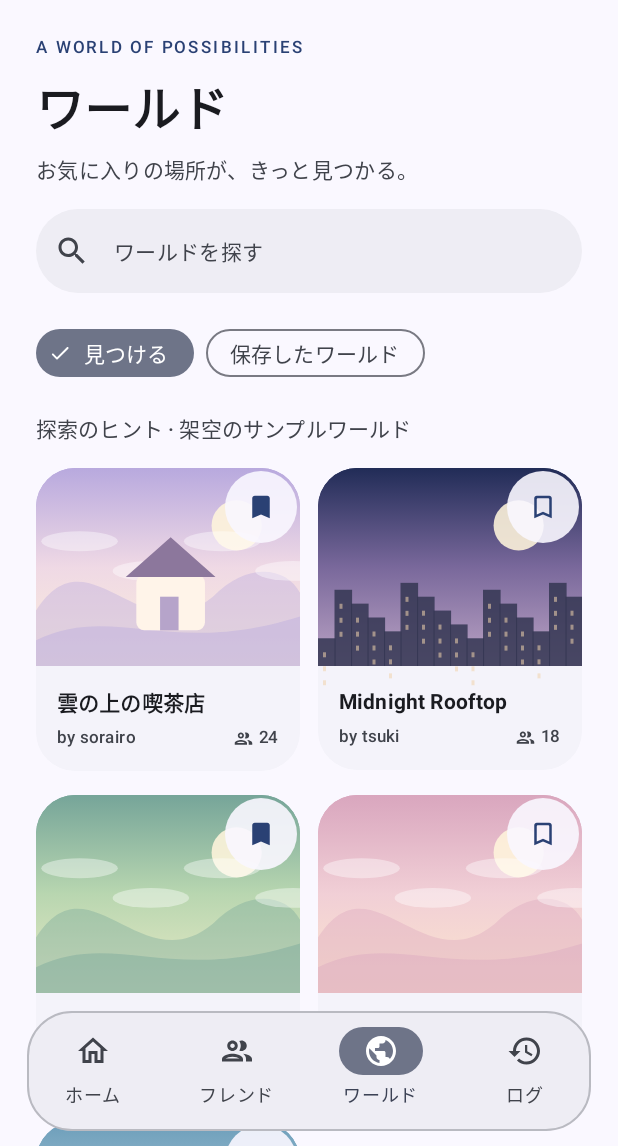
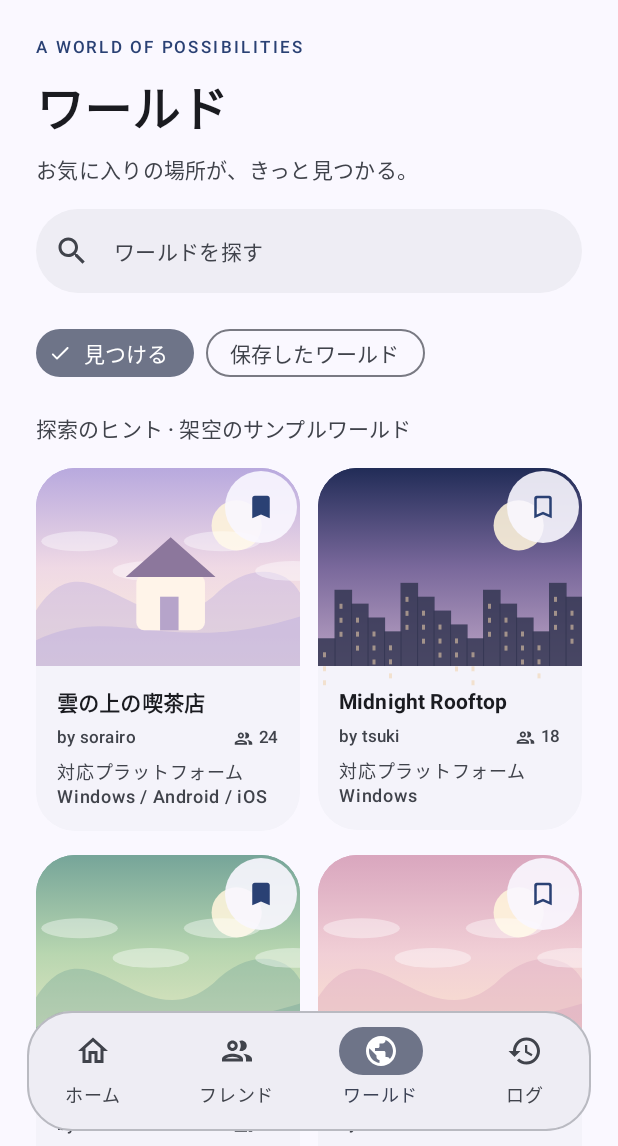
Before and after one commit to yamato3010/Orbit, an Android app built with Jetpack Compose: the screen it shows after launch (MainActivity), item 3 of the bottom bar chosen, on a phone screen of 412 x 824 dp, the part 90-1236 px from its top. Run offline under Robolectric (Android 15) with nearby library versions, the phone set to English and light mode, and no system bars; our stand-ins replace Material 3 Expressive styles (plain Material 3 is drawn); pictures from the network do not load.

Commit message:
feat(worlds): 対応プラットフォームを表示する

```diff
--- a/app/src/main/java/com/yamato3010/vrchattools/data/DemoData.kt
+++ b/app/src/main/java/com/yamato3010/vrchattools/data/DemoData.kt
@@ -2,11 +2,11 @@ package com.yamato3010.vrchattools.data
 
 object DemoData {
     val worlds = listOf(
-        World("demo-world-1", "雲の上の喫茶店", "sorairo", 24, 40, description = "雲の海に浮かぶ、小さな喫茶店。あたたかいコーヒーと、ゆっくり流れる時間を。", palette = 0),
-        World("demo-world-2", "Midnight Rooftop", "tsuki", 18, 32, description = "街の灯りを見下ろしながら、夜更かしを。静かな音楽が流れる屋上ラウンジ。", palette = 1),
-        World("demo-world-3", "こもれびの庭", "komorebi", 36, 60, description = "木漏れ日が揺れる、緑いっぱいの庭。お散歩にも、友達とのおしゃべりにも。", palette = 2),
-        World("demo-world-4", "Sakura no Oto", "haru", 12, 32, description = "春の音を聴きにいこう。満開の桜と、水辺の小さな駅。", palette = 3),
-        World("demo-world-5", "Blue Hour", "aoi", 8, 24, description = "夜が始まる、その少し前。波の音と青い空に包まれる海辺。", palette = 4)
+        World("demo-world-1", "雲の上の喫茶店", "sorairo", 24, 40, description = "雲の海に浮かぶ、小さな喫茶店。あたたかいコーヒーと、ゆっくり流れる時間を。", palette = 0, platforms = WorldPlatform.entries),
+        World("demo-world-2", "Midnight Rooftop", "tsuki", 18, 32, description = "街の灯りを見下ろしながら、夜更かしを。静かな音楽が流れる屋上ラウンジ。", palette = 1, platforms = listOf(WorldPlatform.Windows)),
+        World("demo-world-3", "こもれびの庭", "komorebi", 36, 60, description = "木漏れ日が揺れる、緑いっぱいの庭。お散歩にも、友達とのおしゃべりにも。", palette = 2, platforms = listOf(WorldPlatform.Windows, WorldPlatform.Android)),
+        World("demo-world-4", "Sakura no Oto", "haru", 12, 32, description = "春の音を聴きにいこう。満開の桜と、水辺の小さな駅。", palette = 3, platforms = WorldPlatform.entries),
+        World("demo-world-5", "Blue Hour", "aoi", 8, 24, description = "夜が始まる、その少し前。波の音と青い空に包まれる海辺。", palette = 4, platforms = listOf(WorldPlatform.Windows))
     )
     val friends = listOf(
         Friend("demo-1", "こはる", Presence.JoinMe, "demo-world-1:123", "雲の上の喫茶店", bio = "まったりお話ししよ〜", platform = "PC", trustRank = TrustRank.Trusted, pronouns = "she/her"),
--- a/app/src/main/java/com/yamato3010/vrchattools/data/Models.kt
+++ b/app/src/main/java/com/yamato3010/vrchattools/data/Models.kt
@@ -28,9 +28,15 @@ data class Friend(val id: String, val name: String, val status: Presence, val lo
         else -> "現在地を確認できません"
     }
 }
+enum class WorldPlatform(val apiName: String, val label: String) {
+    Windows("standalonewindows", "Windows"),
+    Android("android", "Android"),
+    Ios("ios", "iOS")
+}
+
 data class World(val id: String, val name: String, val author: String, val occupants: Int,
     val capacity: Int = 32, val image: String = "", val description: String = "", val palette: Int = 0,
-    val imageFallbacks: List<String> = emptyList()) {
+    val imageFallbacks: List<String> = emptyList(), val platforms: List<WorldPlatform> = emptyList()) {
     val imageUrls: List<String> get() = imageUrls(image, *imageFallbacks.toTypedArray())
 }
 data class ActivityEntry(val id: String, val name: String, val text: String, val time: Long,
@@ -60,9 +66,14 @@ internal fun JSONObject.toFriend(limited: Boolean = false): Friend {
 }
 internal fun JSONObject.toWorld(): World {
     val images = imageUrls(optString("thumbnailImageUrl"), optString("imageUrl"))
+    val packages = optJSONArray("unityPackages")
+    val platformNames = (0 until (packages?.length() ?: 0)).mapNotNull { index ->
+        packages?.optJSONObject(index)?.optString("platform")?.trim()?.lowercase()
+    }.toSet()
+    val platforms = WorldPlatform.entries.filter { it.apiName in platformNames }
     return World(optString("id"), optString("name"), optString("authorName"),
         optInt("occupants"), optInt("capacity", 32), images.firstOrNull().orEmpty(),
-        optString("description"), imageFallbacks = images.drop(1))
+        optString("description"), imageFallbacks = images.drop(1), platforms = platforms)
 }
 
 internal val profileImageFields = listOf("userIcon", "iconUrl", "profilePicOverride", "currentAvatarThumbnailImageUrl", "currentAvatarImageUrl")
--- a/app/src/main/java/com/yamato3010/vrchattools/data/OrbitViewModel.kt
+++ b/app/src/main/java/com/yamato3010/vrchattools/data/OrbitViewModel.kt
@@ -311,13 +311,15 @@ class OrbitViewModel(application: Application) : AndroidViewModel(application) {
         prefs.edit().putStringSet("friends_$accountId", savedFriends).apply()
     }
     fun toggleWorld(world: World) {
-        worldCache[world.id] = world
+        val platforms = world.platforms.ifEmpty { worldCache[world.id]?.platforms.orEmpty() }
+        worldCache[world.id] = world.copy(platforms = platforms)
         savedWorlds = if (world.id in savedWorlds) savedWorlds - world.id else savedWorlds + world.id
         prefs.edit().putStringSet("worlds_$accountId", savedWorlds).apply()
         prefs.edit().putString("world_cache_$accountId", JSONArray(worldCache.values.map { w ->
             JSONObject().put("id", w.id).put("name", w.name).put("authorName", w.author).put("occupants", w.occupants)
                 .put("capacity", w.capacity).put("thumbnailImageUrl", w.image)
                 .put("imageUrl", w.imageFallbacks.firstOrNull().orEmpty()).put("description", w.description)
+                .put("unityPackages", JSONArray(w.platforms.map { JSONObject().put("platform", it.apiName) }))
         }).toString()).apply()
     }
     fun bookmarkedWorlds() = (worlds + worldCache.values).distinctBy { it.id }.filter { it.id in savedWorlds }
--- a/app/src/main/java/com/yamato3010/vrchattools/ui/Components.kt
+++ b/app/src/main/java/com/yamato3010/vrchattools/ui/Components.kt
@@ -160,6 +160,49 @@ private fun DemoWorldArt(world: World, modifier: Modifier) {
 }
 
 @Composable
+internal fun WorldPlatformLine(platforms: List<WorldPlatform>) {
+    Text(
+        if (platforms.isEmpty()) "対応プラットフォーム不明" else "対応プラットフォーム　" + platforms.joinToString(" / ") { it.label },
+        style = MaterialTheme.typography.labelMedium,
+        color = MaterialTheme.colorScheme.onSurfaceVariant
+    )
+}
+
+@OptIn(ExperimentalLayoutApi::class)
+@Composable
+internal fun WorldPlatformBadges(platforms: List<WorldPlatform>) {
+    if (platforms.isEmpty()) {
+        WorldPlatformLine(platforms)
+        return
+    }
+
+    val colors = MaterialTheme.colorScheme
+    Column(verticalArrangement = Arrangement.spacedBy(6.dp)) {
+        Text("対応プラットフォーム", style = MaterialTheme.typography.labelMedium, color = colors.onSurfaceVariant)
+        FlowRow(
+            horizontalArrangement = Arrangement.spacedBy(8.dp),
+            verticalArrangement = Arrangement.spacedBy(6.dp)
+        ) {
+            platforms.forEach { platform ->
+                val (background, foreground) = when (platform) {
+                    WorldPlatform.Windows -> colors.primaryContainer to colors.onPrimaryContainer
+                    WorldPlatform.Android -> colors.secondaryContainer to colors.onSecondaryContainer
+                    WorldPlatform.Ios -> colors.tertiaryContainer to colors.onTertiaryContainer
+                }
+                Surface(shape = CircleShape, color = background, contentColor = foreground) {
+                    Text(
+                        text = platform.label,
+                        modifier = Modifier.padding(horizontal = 12.dp, vertical = 5.dp),
+                        style = MaterialTheme.typography.labelMedium,
+                        fontWeight = FontWeight.SemiBold
+                    )
+                }
+            }
+        }
+    }
+}
+
+@Composable
 fun WorldCard(world: World, saved: Boolean, onClick: () -> Unit, onSave: () -> Unit, modifier: Modifier = Modifier) {
     Column(modifier.clip(RoundedCornerShape(26.dp)).background(MaterialTheme.colorScheme.surfaceContainerLow).clickable(onClick = onClick)) {
         Box {
@@ -175,6 +218,7 @@ fun WorldCard(world: World, saved: Boolean, onClick: () -> Unit, onSave: () -> U
                 Icon(Icons.Outlined.People, null, Modifier.size(14.dp), tint = MaterialTheme.colorScheme.onSurfaceVariant)
                 Text(" ${world.occupants}", style = MaterialTheme.typography.labelSmall, color = MaterialTheme.colorScheme.onSurfaceVariant)
             }
+            WorldPlatformLine(world.platforms)
         }
     }
 }
--- a/app/src/main/java/com/yamato3010/vrchattools/ui/InstanceComponents.kt
+++ b/app/src/main/java/com/yamato3010/vrchattools/ui/InstanceComponents.kt
@@ -88,6 +88,7 @@ private fun InstanceImage(world: World?, modifier: Modifier = Modifier) {
 @Composable
 private fun InstanceMetadata(group: FriendInstance, data: InstanceData) {
     val details = data.details
+    data.world?.let { WorldPlatformBadges(it.platforms) }
     Row(Modifier.fillMaxWidth(), horizontalArrangement = Arrangement.spacedBy(8.dp), verticalAlignment = Alignment.CenterVertically) {
         Surface(color = MaterialTheme.colorScheme.primaryContainer, shape = CircleShape) {
             Text(details?.accessLabel ?: group.address.accessLabel, Modifier.padding(horizontal = 10.dp, vertical = 5.dp), style = MaterialTheme.typography.labelSmall, color = MaterialTheme.colorScheme.onPrimaryContainer)
@@ -165,7 +166,8 @@ fun InstanceSheet(group: FriendInstance, model: OrbitViewModel, onDismiss: () ->
             item { Box(Modifier.clip(RoundedCornerShape(24.dp))) { InstanceImage(data.world, Modifier.fillMaxWidth().height(180.dp)) } }
             item {
                 Text(data.world?.name ?: group.friends.firstOrNull()?.worldName?.takeIf(String::isNotBlank) ?: "ワールド", style = MaterialTheme.typography.headlineSmall, fontWeight = FontWeight.Bold)
-                Spacer(Modifier.height(12.dp)); InstanceMetadata(group, data)
+                Spacer(Modifier.height(12.dp))
+                Column(verticalArrangement = Arrangement.spacedBy(8.dp)) { InstanceMetadata(group, data) }
             }
             if (data.loading) item { LinearProgressIndicator(Modifier.fillMaxWidth()) }
             if (data.errors.isNotEmpty() && !data.loading) item {
```
Also changed, not shown: app/src/main/java/com/yamato3010/vrchattools/ui/Sheets.kt (+16 -0 lines), 2 other files.
